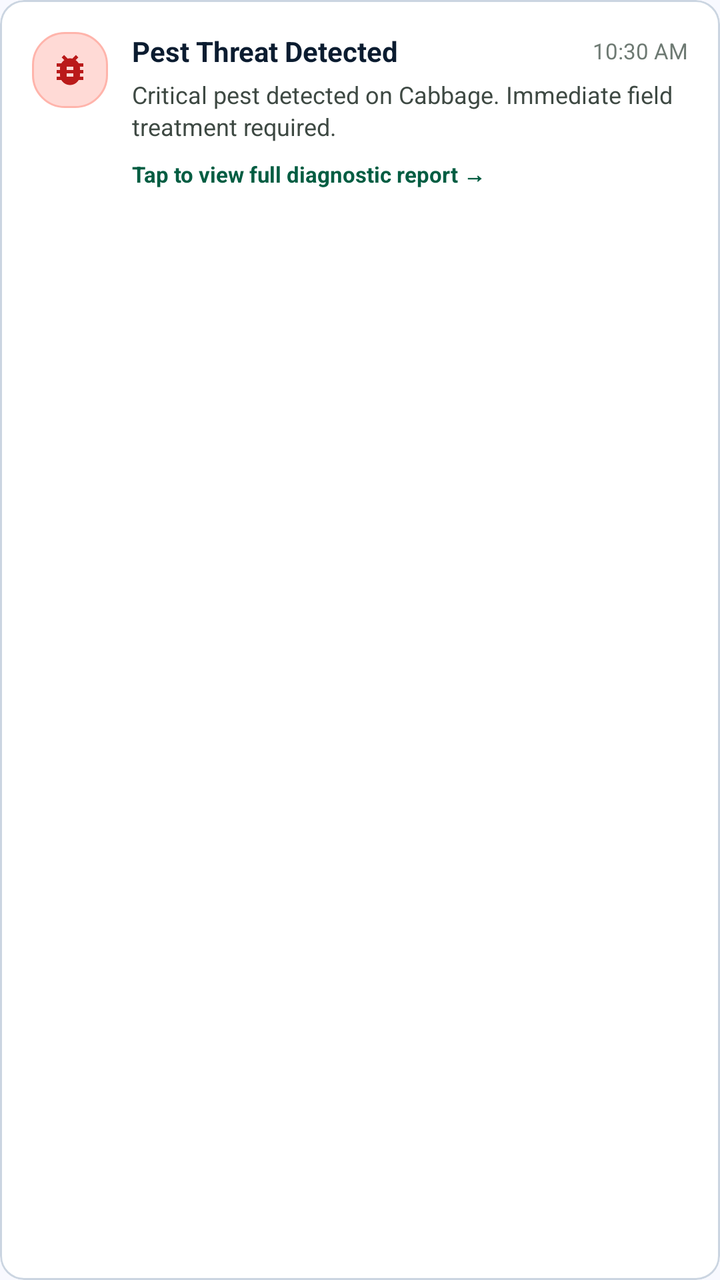
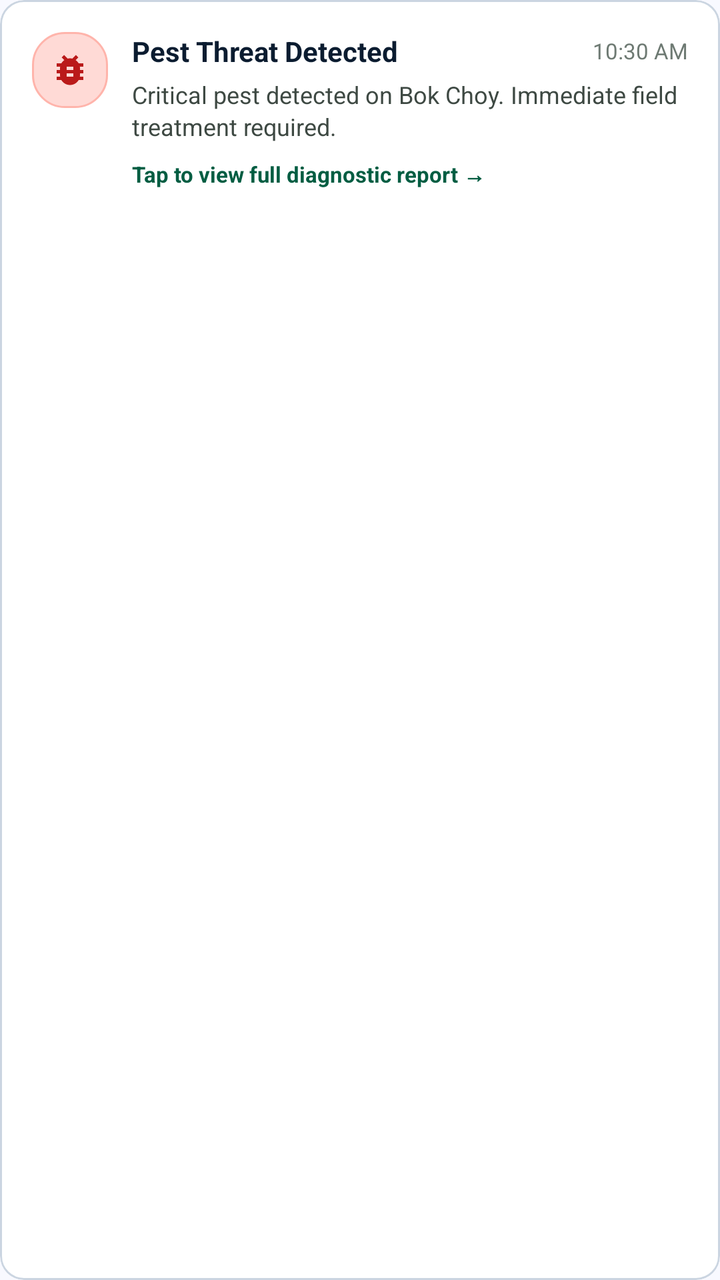

An Android layout rendered at two revisions. The XML below is the earlier revision; the diff shows what the commit changed to produce the second picture.
<!-- AndroidManifest.xml: application theme Theme.AgriMonitor -->
<!-- res/layout/item_notification.xml -->
<?xml version="1.0" encoding="utf-8"?>
<com.google.android.material.card.MaterialCardView xmlns:android="http://schemas.android.com/apk/res/android"
    xmlns:app="http://schemas.android.com/apk/res-auto"
    android:id="@+id/cardNotification"
    android:layout_width="match_parent"
    android:layout_height="wrap_content"
    android:layout_marginBottom="12dp"
    app:cardCornerRadius="12dp"
    app:cardElevation="0dp"
    app:strokeColor="@color/outline_variant"
    app:strokeWidth="1dp"
    app:cardBackgroundColor="@color/surface_container_lowest">

    <LinearLayout
        android:layout_width="match_parent"
        android:layout_height="wrap_content"
        android:orientation="horizontal"
        android:padding="16dp"
        android:gravity="top">

        
        <FrameLayout
            android:id="@+id/frameNotifIcon"
            android:layout_width="38dp"
            android:layout_height="38dp"
            android:background="@drawable/bg_badge_error"
            android:layout_marginEnd="12dp">

            <ImageView
                android:id="@+id/ivNotifIcon"
                android:layout_width="20dp"
                android:layout_height="20dp"
                android:layout_gravity="center"
                android:src="@drawable/ic_bug_report"
                app:tint="@color/error" />
        </FrameLayout>

        <LinearLayout
            android:layout_width="0dp"
            android:layout_height="wrap_content"
            android:layout_weight="1"
            android:orientation="vertical">

            <LinearLayout
                android:layout_width="match_parent"
                android:layout_height="wrap_content"
                android:gravity="center_vertical">

                <TextView
                    android:id="@+id/tvNotifTitle"
                    android:layout_width="0dp"
                    android:layout_height="wrap_content"
                    android:layout_weight="1"
                    android:text="Pest Threat Detected"
                    android:textSize="14sp"
                    android:textStyle="bold"
                    android:textColor="@color/on_surface" />

                <TextView
                    android:id="@+id/tvNotifTime"
                    android:layout_width="wrap_content"
                    android:layout_height="wrap_content"
                    android:text="10:30 AM"
                    android:textSize="11sp"
                    android:textColor="@color/outline" />
            </LinearLayout>

            <TextView
                android:id="@+id/tvNotifMessage"
                android:layout_width="wrap_content"
                android:layout_height="wrap_content"
                android:layout_marginTop="4dp"
                android:text="Critical pest detected on Cabbage. Immediate field treatment required."
                android:textSize="12sp"
                android:textColor="@color/on_surface_variant"
                android:lineSpacingExtra="2dp" />

            <TextView
                android:id="@+id/tvNotifActionHint"
                android:layout_width="wrap_content"
                android:layout_height="wrap_content"
                android:layout_marginTop="8dp"
                android:text="@string/notification_action_hint"
                android:textSize="11sp"
                android:textStyle="bold"
                android:textColor="@color/primary" />
        </LinearLayout>
    </LinearLayout>
</com.google.android.material.card.MaterialCardView>
<!-- resources referenced by this layout -->
<resources>
  <color name="error">#BA1A1A</color>
  <color name="on_surface">#0B1C30</color>
  <color name="on_surface_variant">#3E4943</color>
  <color name="outline">#6E7A73</color>
  <color name="outline_variant">#CBD5E1</color>
  <color name="primary">#005D42</color>
  <color name="surface_container_lowest">#FFFFFF</color>
  <!-- drawable bg_badge_error (drawable) -->
  <?xml version="1.0" encoding="utf-8"?>
  <shape xmlns:android="http://schemas.android.com/apk/res/android"
      android:shape="rectangle">
      <solid android:color="@color/error_container" />
      <corners android:radius="16dp" />
      <stroke
          android:width="1dp"
          android:color="#FFB4AB" />
  </shape>
  <!-- drawable ic_bug_report (drawable) -->
  <vector xmlns:android="http://schemas.android.com/apk/res/android"
      android:width="24dp"
      android:height="24dp"
      android:viewportWidth="24"
      android:viewportHeight="24"
      android:tint="?attr/colorControlNormal">
    <path
        android:fillColor="@android:color/white"
        android:pathData="M20,8h-2.81c-0.45,-0.78 -1.07,-1.45 -1.82,-1.96L17,4.41 15.59,3l-2.17,2.17C12.96,5.06 12.49,5 12,5c-0.49,0 -0.96,0.06 -1.41,0.17L8.41,3 7,4.41l1.62,1.63C7.88,6.55 7.26,7.22 6.81,8H4v2h2.09c-0.05,0.33 -0.09,0.66 -0.09,1v1H4v2h2v1c0,0.34 0.04,0.67 0.09,1H4v2h2.81c1.04,1.79 2.97,3 5.19,3s4.15,-1.21 5.19,-3H20v-2h-2.09c0.05,-0.33 0.09,-0.66 0.09,-1v-1h2v-2h-2v-1c0,-0.34 -0.04,-0.67 -0.09,-1H20V8zM14,16h-4v-2h4v2zM14,12h-4v-2h4v2z"/>
  </vector>
  <string name="notification_action_hint">Tap to view full diagnostic report →</string>
  <style name="Theme.AgriMonitor" parent="Theme.MaterialComponents.DayNight.NoActionBar">
          
          <item name="colorPrimary">@color/primary</item>
          <item name="colorPrimaryVariant">@color/primary_variant</item>
          <item name="colorOnPrimary">@color/on_primary</item>
          <item name="colorSecondary">@color/secondary</item>
          <item name="colorOnSecondary">@color/on_secondary</item>
          <item name="android:statusBarColor">@color/surface</item>
          <item name="android:windowLightStatusBar">true</item>
          <item name="android:windowBackground">@color/surface</item>
          <item name="android:textColorPrimary">@color/on_surface</item>
          <item name="android:textColorSecondary">@color/on_surface_variant</item>
      </style>
  <color name="error_container">#FFDAD6</color>
  <color name="primary_variant">#004530</color>
  <color name="on_primary">#FFFFFF</color>
  <color name="secondary">#006E2D</color>
  <color name="on_secondary">#FFFFFF</color>
  <color name="surface">#F8F9FF</color>
</resources>

<!-- the commit's change to res/layout/item_notification.xml (unified diff, before → after) -->
@@ -70,7 +70,7 @@
                 android:layout_width="wrap_content"
                 android:layout_height="wrap_content"
                 android:layout_marginTop="4dp"
-                android:text="Critical pest detected on Cabbage. Immediate field treatment required."
+                android:text="Critical pest detected on Bok Choy. Immediate field treatment required."
                 android:textSize="12sp"
                 android:textColor="@color/on_surface_variant"
                 android:lineSpacingExtra="2dp" />
